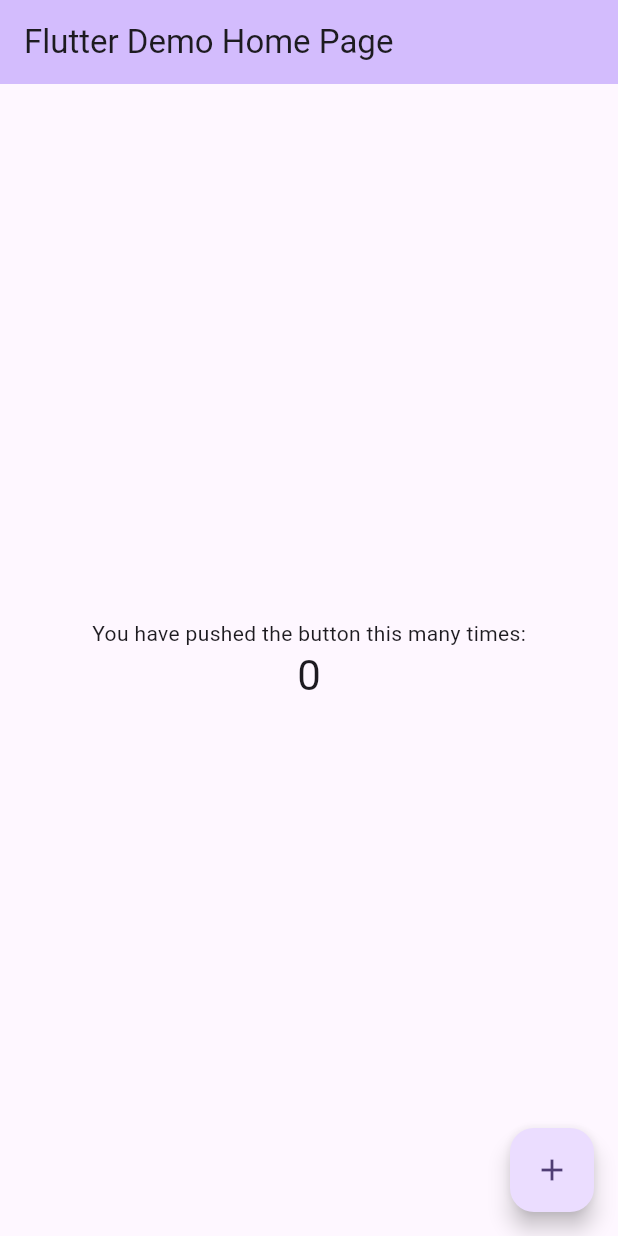
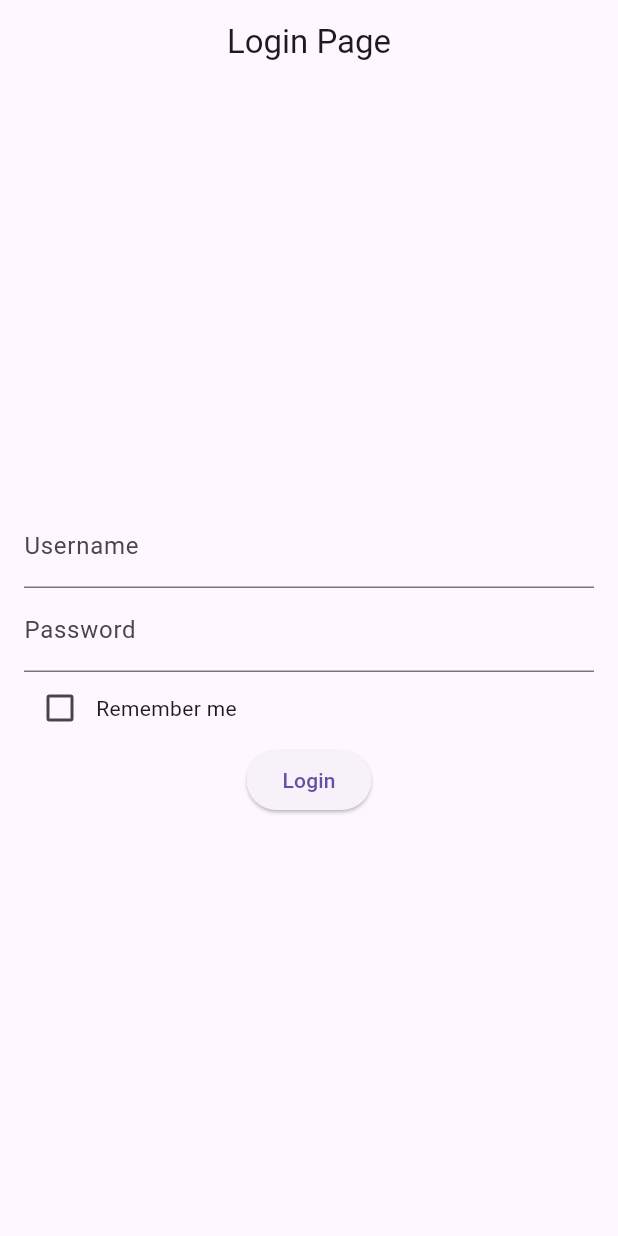
Before and after one commit to MiquelJaume/examen_final_jaume, a Flutter app: the screen it shows after launch, on a phone screen of 412 x 824 dp. Run offline on Flutter 3.47's test engine with Material 3 defaults, Android fonts, the phone set to English and light mode, and no system bars; our stand-ins replace shared_preferences.

Commit message:
login/logout

```diff
--- a/lib/main.dart
+++ b/lib/main.dart
@@ -1,125 +1,21 @@
 import 'package:flutter/material.dart';
+import 'package:examen_final_jaume/screens/login_page.dart';
 
-void main() {
-  runApp(const MyApp());
+void main() async {
+  WidgetsFlutterBinding.ensureInitialized();
+  runApp(MyApp());
 }
 
 class MyApp extends StatelessWidget {
-  const MyApp({super.key});
-
-  // This widget is the root of your application.
   @override
   Widget build(BuildContext context) {
     return MaterialApp(
-      title: 'Flutter Demo',
+      debugShowCheckedModeBanner: false,
+      title: 'Simulacre examen pràctic',
       theme: ThemeData(
-        // This is the theme of your application.
-        //
-        // TRY THIS: Try running your application with "flutter run". You'll see
-        // the application has a blue toolbar. Then, without quitting the app,
-        // try changing the seedColor in the colorScheme below to Colors.green
-        // and then invoke "hot reload" (save your changes or press the "hot
-        // reload" button in a Flutter-supported IDE, or press "r" if you used
-        // the command line to start the app).
-        //
-        // Notice that the counter didn't reset back to zero; the application
-        // state is not lost during the reload. To reset the state, use hot
-        // restart instead.
-        //
-        // This works for code too, not just values: Most code changes can be
-        // tested with just a hot reload.
-        colorScheme: ColorScheme.fromSeed(seedColor: Colors.deepPurple),
-        useMaterial3: true,
+        primarySwatch: Colors.yellow,
       ),
-      home: const MyHomePage(title: 'Flutter Demo Home Page'),
+      home: LoginPage(),
     );
   }
 }
-
-class MyHomePage extends StatefulWidget {
-  const MyHomePage({super.key, required this.title});
-
-  // This widget is the home page of your application. It is stateful, meaning
-  // that it has a State object (defined below) that contains fields that affect
-  // how it looks.
-
-  // This class is the configuration for the state. It holds the values (in this
-  // case the title) provided by the parent (in this case the App widget) and
-  // used by the build method of the State. Fields in a Widget subclass are
-  // always marked "final".
-
-  final String title;
-
-  @override
-  State<MyHomePage> createState() => _MyHomePageState();
-}
-
-class _MyHomePageState extends State<MyHomePage> {
-  int _counter = 0;
-
-  void _incrementCounter() {
-    setState(() {
-      // This call to setState tells the Flutter framework that something has
-      // changed in this State, which causes it to rerun the build method below
-      // so that the display can reflect the updated values. If we changed
-      // _counter without calling setState(), then the build method would not be
-      // called again, and so nothing would appear to happen.
-      _counter++;
-    });
-  }
-
-  @override
-  Widget build(BuildContext context) {
-    // This method is rerun every time setState is called, for instance as done
-    // by the _incrementCounter method above.
-    //
-    // The Flutter framework has been optimized to make rerunning build methods
-    // fast, so that you can just rebuild anything that needs updating rather
-    // than having to individually change instances of widgets.
-    return Scaffold(
-      appBar: AppBar(
-        // TRY THIS: Try changing the color here to a specific color (to
-        // Colors.amber, perhaps?) and trigger a hot reload to see the AppBar
-        // change color while the other colors stay the same.
-        backgroundColor: Theme.of(context).colorScheme.inversePrimary,
-        // Here we take the value from the MyHomePage object that was created by
-        // the App.build method, and use it to set our appbar title.
-        title: Text(widget.title),
-      ),
-      body: Center(
-        // Center is a layout widget. It takes a single child and positions it
-        // in the middle of the parent.
-        child: Column(
-          // Column is also a layout widget. It takes a list of children and
-          // arranges them vertically. By default, it sizes itself to fit its
-          // children horizontally, and tries to be as tall as its parent.
-          //
-          // Column has various properties to control how it sizes itself and
-          // how it positions its children. Here we use mainAxisAlignment to
-          // center the children vertically; the main axis here is the vertical
-          // axis because Columns are vertical (the cross axis would be
-          // horizontal).
-          //
-          // TRY THIS: Invoke "debug painting" (choose the "Toggle Debug Paint"
-          // action in the IDE, or press "p" in the console), to see the
-          // wireframe for each widget.
-          mainAxisAlignment: MainAxisAlignment.center,
-          children: <Widget>[
-            const Text(
-              'You have pushed the button this many times:',
-            ),
-            Text(
-              '$_counter',
-              style: Theme.of(context).textTheme.headlineMedium,
-            ),
-          ],
-        ),
-      ),
-      floatingActionButton: FloatingActionButton(
-        onPressed: _incrementCounter,
-        tooltip: 'Increment',
-        child: const Icon(Icons.add),
-      ), // This trailing comma makes auto-formatting nicer for build methods.
-    );
-  }
-}
--- /dev/null
+++ b/lib/screens/login_page.dart
@@ -0,0 +1,105 @@
+import 'package:flutter/material.dart';
+import 'package:shared_preferences/shared_preferences.dart';
+import 'package:examen_final_jaume/screens/home_screen.dart';
+
+class LoginPage extends StatefulWidget {
+  @override
+  _LoginPageState createState() => _LoginPageState();
+}
+
+class _LoginPageState extends State<LoginPage> {
+  final TextEditingController _usernameController = TextEditingController();
+  final TextEditingController _passwordController = TextEditingController();
+  bool _rememberMe = false;
+  String? _savedUsername; // Guardarà el nom d'usuari guardat
+  String? _savedPassword; // Guardarà la contrasenya guardada
+
+  @override
+  void initState() {
+    super.initState();
+    _getSavedCredentials(); // Obté les credencials guardades en iniciar la pàgina
+  }
+
+  void _getSavedCredentials() async {
+    SharedPreferences prefs = await SharedPreferences.getInstance();
+    setState(() {
+      _rememberMe = prefs.getBool('rememberMe') ?? false; // Obté l'estat de "recorda'm" guardat
+      if (_rememberMe) {
+        // Si "recorda'm" està actiu, carrega les credencials guardades
+        _savedUsername = prefs.getString('username') ?? ''; // Obté el nom d'usuari guardat
+        _savedPassword = prefs.getString('password') ?? ''; // Obté la contrasenya guardada
+        _usernameController.text = _savedUsername!; // Assigna el nom d'usuari guardat al controlador del TextField
+        _passwordController.text = _savedPassword!; // Assigna la contrasenya guardada al controlador del TextField
+      }
+    });
+  }
+
+  void _login() async {
+    String username = _usernameController.text;
+    String password = _passwordController.text;
+    SharedPreferences prefs = await SharedPreferences.getInstance();
+    if (_rememberMe) {
+      // Si "recorda'm" està actiu, guarda les credencials ingressades i l'estat de "recorda'm"
+      _savedUsername = username; // Guarda el nom d'usuari
+      _savedPassword = password; // Guarda la contrasenya
+      prefs.setString('username', username); // Guarda el nom d'usuari a SharedPreferences
+      prefs.setString('password', password); // Guarda la contrasenya a SharedPreferences
+      prefs.setBool('rememberMe', true); // Guarda l'estat de "recorda'm" a SharedPreferences
+    } else {
+      // Si "recorda'm" està desactivat, elimina les credencials guardades i establix l'estat de "recorda'm" a fals
+      prefs.remove('username'); // Elimina el nom d'usuari guardat de SharedPreferences
+      prefs.remove('password'); // Elimina la contrasenya guardada de SharedPreferences
+      prefs.setBool('rememberMe', false); // Estableix l'estat de "recorda'm" a fals a SharedPreferences
+    }
+    // Navega a la pantalla HomeScreen després d'iniciar sessió
+    Navigator.push(
+      context,
+      MaterialPageRoute(builder: (context) => HomeScreen()),
+    );
+  }
+
+  @override
+  Widget build(BuildContext context) {
+    return Scaffold(
+      appBar: AppBar(
+        centerTitle: true,
+        title: Text('Login Page'),
+      ),
+      body: Padding(
+        padding: EdgeInsets.all(16.0),
+        child: Column(
+          mainAxisAlignment: MainAxisAlignment.center,
+          children: [
+            TextField(
+              controller: _usernameController,
+              decoration: InputDecoration(labelText: 'Username'),
+            ),
+            TextField(
+              controller: _passwordController,
+              obscureText: true,
+              decoration: InputDecoration(labelText: 'Password'),
+            ),
+            Row(
+              children: [
+                Checkbox(
+                  value: _rememberMe,
+                  onChanged: (value) {
+                    setState(() {
+                      _rememberMe = value!;
+                    });
+                  },
+                ),
+                Text('Remember me'),
+              ],
+            ),
+            // Botó per fer login
+            ElevatedButton(
+              onPressed: _login,
+              child: Text('Login'),
+            ),
+          ],
+        ),
+      ),
+    );
+  }
+}
--- a/pubspec.yaml
+++ b/pubspec.yaml
@@ -35,6 +35,8 @@ dependencies:
   # The following adds the Cupertino Icons font to your application.
   # Use with the CupertinoIcons class for iOS style icons.
   cupertino_icons: ^1.0.2
+  shared_preferences: ^2.2.2
+  firebase_database: ^10.4.0
 
 dev_dependencies:
   flutter_test:
```
Also changed, not shown: lib/models/arbres.dart (added, +35 -0 lines), lib/screens/home_screen.dart (added, +39 -0 lines), pubspec.lock, 4 other files.
